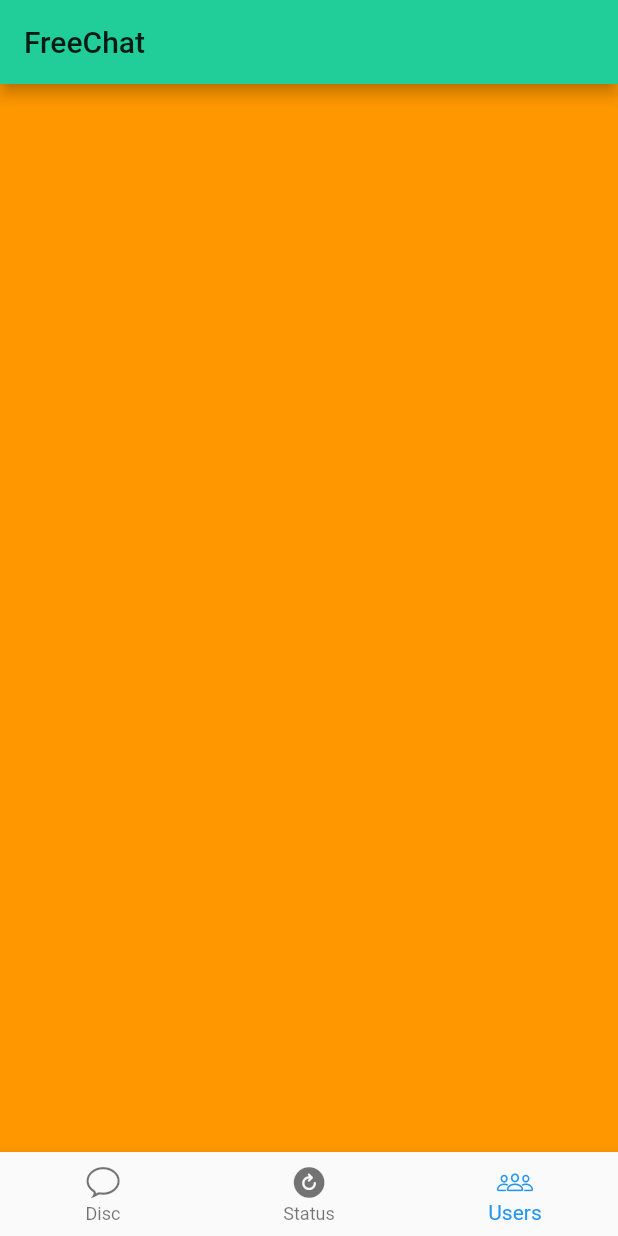
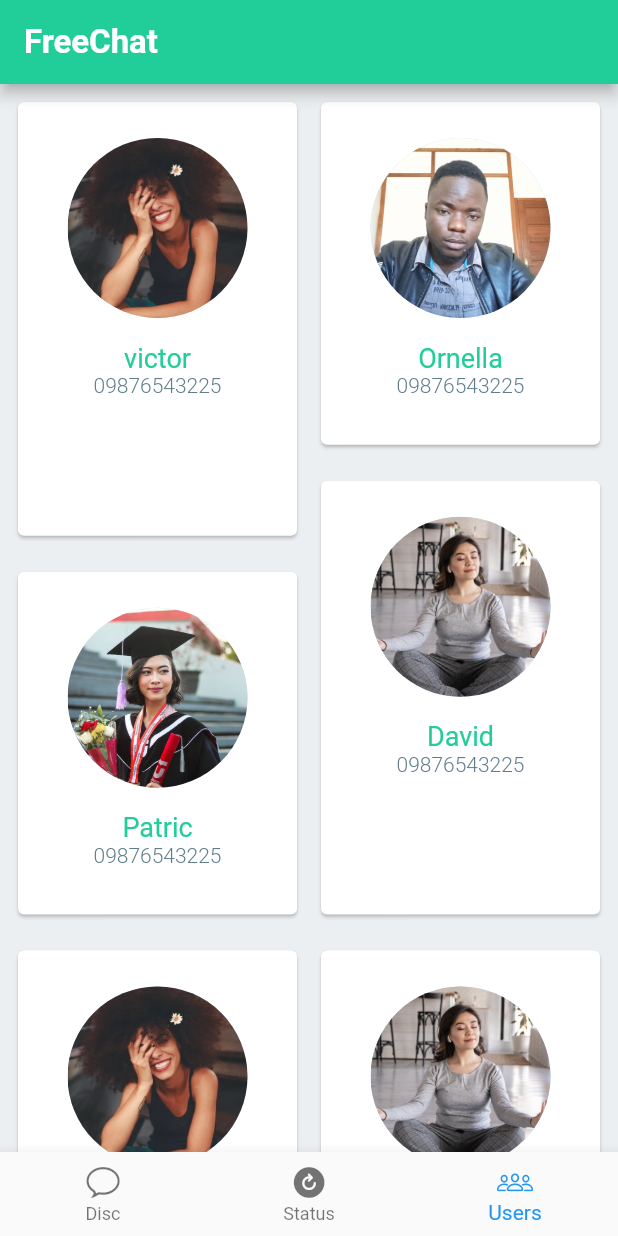
Before and after one commit to fadev8/free_chat, a Flutter app: the screen it shows after launch, swiped to page 3, on a phone screen of 412 x 824 dp. Run offline on Flutter 3.47's test engine with Material 2 defaults, Android fonts, the phone set to English and light mode, and no system bars; our stand-ins replace timeago; missing offline and left inert: flutter_stories.

Commit message:
adding community menu and com data in card

```diff
--- a/lib/main.dart
+++ b/lib/main.dart
@@ -10,10 +10,20 @@ class FreeChat extends StatelessWidget {
   Widget build(BuildContext context) {
     return MaterialApp(
       theme: ThemeData(
-        primaryColor: Color(0xff21ce99),
-        accentColor: Color(0xff21ce99),
-        scaffoldBackgroundColor: Colors.blueGrey[50],
-      ),
+          primaryColor: Color(0xff21ce99),
+          accentColor: Color(0xff21ce99),
+          scaffoldBackgroundColor: Colors.blueGrey[50],
+          appBarTheme: AppBarTheme(
+            brightness: Brightness.dark,
+            textTheme: TextTheme(
+              headline6: TextStyle(
+                color: Colors.white,
+                fontSize: 22,
+                fontWeight: FontWeight.w600,
+              ),
+            ),
+          ),
+          brightness: Brightness.light),
       home: MainChat(),
     );
   }
--- a/lib/screens/main_chat.dart
+++ b/lib/screens/main_chat.dart
@@ -2,6 +2,8 @@ import 'package:flutter/cupertino.dart';
 import 'package:flutter/material.dart';
 import 'package:free_chat/screens/pages/disc_page.dart';
 import 'package:free_chat/screens/pages/status_page.dart';
+
+import 'pages/community_page.dart';
 
 class MainChat extends StatefulWidget {
   @override
@@ -26,6 +28,7 @@ class _MainChatState extends State<MainChat> {
     return Scaffold(
       appBar: AppBar(
         title: Text('FreeChat'),
+        brightness: Brightness.dark,
       ),
       body: Container(
         child: PageView(
@@ -35,13 +38,7 @@ class _MainChatState extends State<MainChat> {
               _page = p;
             });
           },
-          children: <Widget>[
-            DiscPage(),
-            StatusPage(),
-            Container(
-              color: Colors.orange,
-            )
-          ],
+          children: <Widget>[DiscPage(), StatusPage(), CommunityPage()],
         ),
       ),
       bottomNavigationBar: BottomNavigationBar(
--- /dev/null
+++ b/lib/screens/pages/community_page.dart
@@ -0,0 +1,51 @@
+import 'package:flutter/cupertino.dart';
+import 'package:flutter/material.dart';
+import 'package:flutter_staggered_grid_view/flutter_staggered_grid_view.dart';
+import 'package:free_chat/services/model/community.adrt.dart';
+
+class CommunityPage extends StatelessWidget {
+  @override
+  Widget build(BuildContext context) {
+    return Scaffold(
+      body: StaggeredGridView.extentBuilder(
+        maxCrossAxisExtent: 100,
+        itemCount: users.length,
+        itemBuilder: (context, index) {
+          return Card(
+            child: Container(
+              padding: EdgeInsets.all(8),
+              child: Column(
+                children: [
+                  Container(
+                    margin: EdgeInsets.only(top: 16, bottom: 16),
+                    height: 120,
+                    width: 120,
+                    child: CircleAvatar(
+                      backgroundImage: AssetImage(users[index].avatar),
+                      radius: 40,
+                    ),
+                  ),
+                  Text(
+                    users[index].name,
+                    style: TextStyle(fontSize: 18, color: Color(0xff21ce99)),
+                  ),
+                  Text(
+                    users[index].phone,
+                    style: TextStyle(
+                        fontWeight: FontWeight.w300, color: Colors.blueGrey),
+                  ),
+                ],
+              ),
+            ),
+          );
+        },
+        mainAxisSpacing: 16,
+        crossAxisSpacing: 8,
+        padding: EdgeInsets.symmetric(vertical: 8, horizontal: 8),
+        staggeredTileBuilder: (index) {
+          return StaggeredTile.count(2, index.isEven ? 3.1 : 2.5);
+        },
+      ),
+    );
+  }
+}
--- /dev/null
+++ b/lib/services/model/community.adrt.dart
@@ -0,0 +1,10 @@
+import 'package:free_chat/services/model/disc.dart';
+
+List<User> users = [
+  User(name: "victor", avatar: "images/happy.PNG", phone: "09876543225"),
+  User(name: "Ornella", avatar: "images/chris.jpg", phone: "09876543225"),
+  User(name: "David", avatar: "images/yoga.PNG", phone: "09876543225"),
+  User(name: "Patric", avatar: "images/success.PNG", phone: "09876543225"),
+  User(name: "Dany", avatar: "images/happy.PNG", phone: "09876543225"),
+  User(name: "Fiston", avatar: "images/yoga.PNG", phone: "09876543225"),
+];
--- a/pubspec.yaml
+++ b/pubspec.yaml
@@ -30,6 +30,7 @@ dependencies:
   cupertino_icons: ^0.1.3
   timeago: ^2.0.26
   flutter_stories: ^0.2.1+1
+  flutter_staggered_grid_view: "^0.3.2"
 
 dev_dependencies:
   flutter_test:
```
Also changed, not shown: lib/screens/pages/status_page.dart (+7 -3 lines), pubspec.lock.
